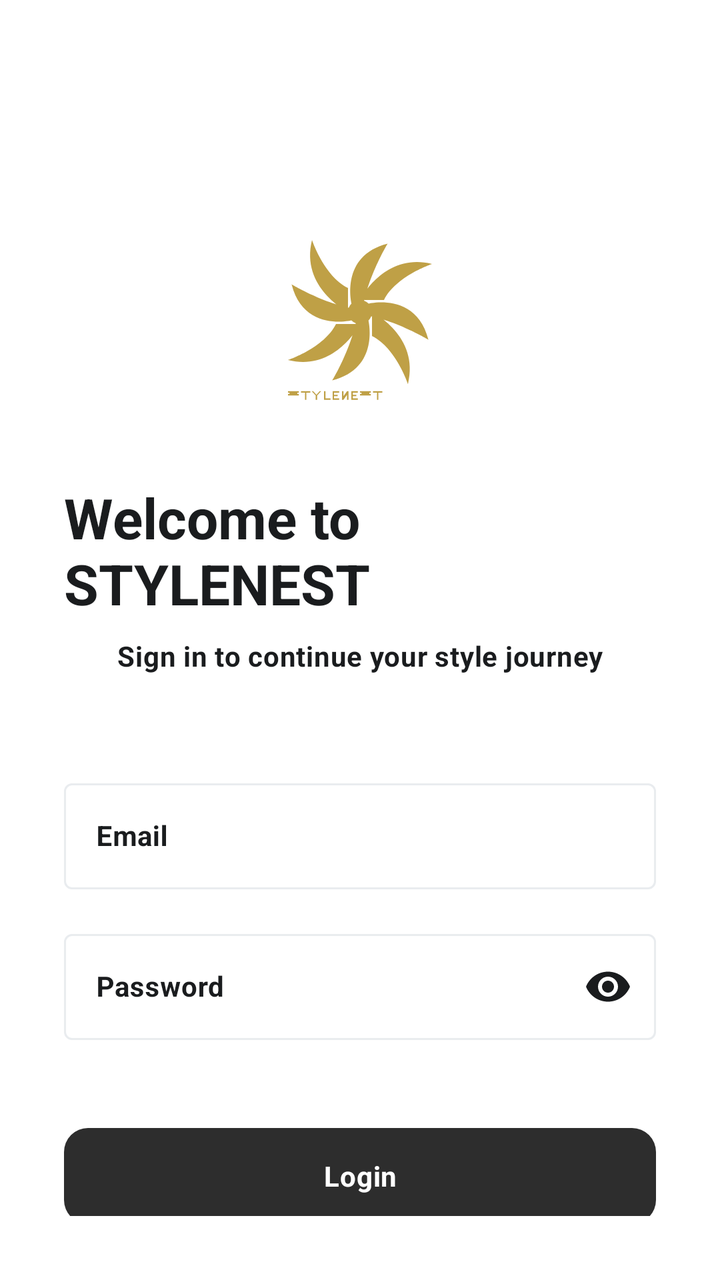
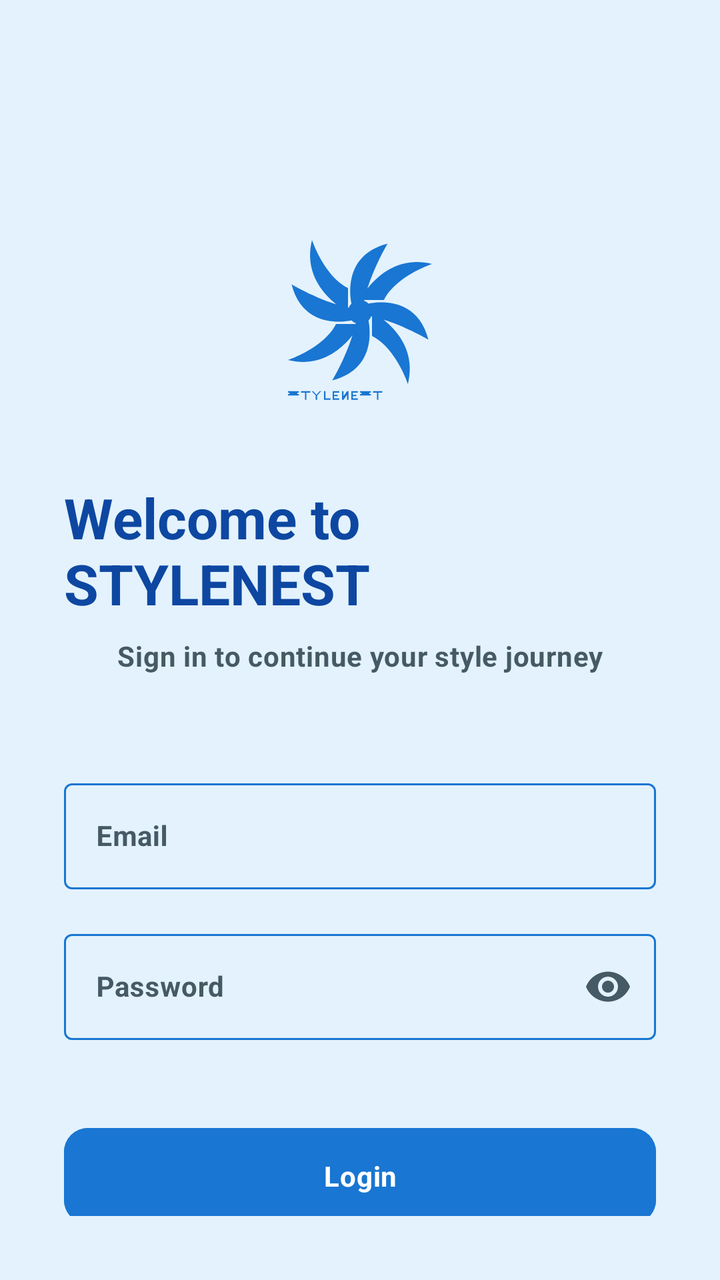

An Android layout rendered at two revisions. The XML below is the earlier revision; the diff shows what the commit changed to produce the second picture.
<!-- AndroidManifest.xml: application theme Theme.StyleNestBoutique -->
<!-- res/layout/fragment_login.xml -->
<?xml version="1.0" encoding="utf-8"?>
<androidx.constraintlayout.widget.ConstraintLayout xmlns:android="http://schemas.android.com/apk/res/android"
    xmlns:app="http://schemas.android.com/apk/res-auto"
    xmlns:tools="http://schemas.android.com/tools"
    android:layout_width="match_parent"
    android:layout_height="match_parent"
    android:background="?attr/colorSurface"
    android:padding="32dp">

    <ImageView
        android:id="@+id/logo"
        android:layout_width="120dp"
        android:layout_height="120dp"
        android:layout_marginTop="64dp"
        android:src="@drawable/ic_logo"
        app:layout_constraintEnd_toEndOf="parent"
        app:layout_constraintStart_toStartOf="parent"
        app:layout_constraintTop_toTopOf="parent"
        app:tint="@color/brand_gold" />

    <TextView
        android:id="@+id/title"
        android:layout_width="wrap_content"
        android:layout_height="wrap_content"
        android:layout_marginTop="24dp"
        android:text="Welcome to STYLENEST"
        android:textAppearance="?attr/textAppearanceHeadlineSmall"
        android:textStyle="bold"
        android:textColor="?attr/colorOnSurface"
        app:layout_constraintEnd_toEndOf="parent"
        app:layout_constraintStart_toStartOf="parent"
        app:layout_constraintTop_toBottomOf="@id/logo" />

    <TextView
        android:id="@+id/subtitle"
        android:layout_width="wrap_content"
        android:layout_height="wrap_content"
        android:layout_marginTop="8dp"
        android:text="Sign in to continue your style journey"
        android:textAppearance="?attr/textAppearanceBodyMedium"
        android:textColor="?attr/colorOnSurfaceVariant"
        app:layout_constraintEnd_toEndOf="parent"
        app:layout_constraintStart_toStartOf="parent"
        app:layout_constraintTop_toBottomOf="@id/title" />

    <com.google.android.material.textfield.TextInputLayout
        android:id="@+id/email_layout"
        style="@style/Widget.Material3.TextInputLayout.OutlinedBox"
        android:layout_width="match_parent"
        android:layout_height="wrap_content"
        android:layout_marginTop="48dp"
        android:hint="Email"
        app:layout_constraintTop_toBottomOf="@id/subtitle">

        <com.google.android.material.textfield.TextInputEditText
            android:id="@+id/email_edit_text"
            android:layout_width="match_parent"
            android:layout_height="wrap_content"
            android:inputType="textEmailAddress" />
    </com.google.android.material.textfield.TextInputLayout>

    <com.google.android.material.textfield.TextInputLayout
        android:id="@+id/password_layout"
        style="@style/Widget.Material3.TextInputLayout.OutlinedBox"
        android:layout_width="match_parent"
        android:layout_height="wrap_content"
        android:layout_marginTop="16dp"
        android:hint="Password"
        app:endIconMode="password_toggle"
        app:layout_constraintTop_toBottomOf="@id/email_layout">

        <com.google.android.material.textfield.TextInputEditText
            android:id="@+id/password_edit_text"
            android:layout_width="match_parent"
            android:layout_height="wrap_content"
            android:inputType="textPassword" />
    </com.google.android.material.textfield.TextInputLayout>

    <com.google.android.material.button.MaterialButton
        android:id="@+id/login_button"
        android:layout_width="match_parent"
        android:layout_height="56dp"
        android:layout_marginTop="40dp"
        android:text="Login"
        android:textColor="@color/white"
        android:textStyle="bold"
        app:backgroundTint="?attr/colorSecondary"
        app:cornerRadius="12dp"
        app:layout_constraintTop_toBottomOf="@id/password_layout" />

    <com.google.android.material.button.MaterialButton
        android:id="@+id/signup_button"
        style="@style/Widget.Material3.Button.TextButton"
        android:layout_width="match_parent"
        android:layout_height="wrap_content"
        android:layout_marginTop="12dp"
        android:text="Don't have an account? Sign Up"
        android:textColor="@color/brand_gold"
        app:layout_constraintTop_toBottomOf="@id/login_button" />

</androidx.constraintlayout.widget.ConstraintLayout>
<!-- resources referenced by this layout -->
<resources>
  <color name="brand_gold">#BFA046</color>
  <style name="Base.Theme.StyleNestBoutique" parent="Theme.Material3.DayNight.NoActionBar">
          
          <item name="colorPrimary">@color/brand_gold_dark</item> 
          <item name="colorOnPrimary">@color/white_pure</item>
          <item name="colorPrimaryContainer">@color/brand_gold_light</item>
          <item name="colorOnPrimaryContainer">@color/brand_gold_dark</item>
  
          
          <item name="colorSecondary">@color/charcoal</item>
          <item name="colorOnSecondary">@color/white_pure</item>
          <item name="colorSecondaryContainer">@color/gray_medium</item>
          <item name="colorOnSecondaryContainer">@color/black</item>
  
          
          <item name="android:windowBackground">@color/white_pure</item>
          <item name="colorSurface">@color/white_pure</item>
          <item name="colorOnSurface">@color/black</item>
          <item name="colorSurfaceVariant">@color/gray_light</item>
          <item name="colorOnSurfaceVariant">@color/black</item> 
          <item name="colorOutline">@color/gray_medium</item>
          <item name="colorOutlineVariant">@color/gray_medium</item>
  
          
          <item name="android:statusBarColor">@android:color/transparent</item>
          <item name="android:navigationBarColor">@android:color/transparent</item>
          <item name="android:windowLightStatusBar">true</item>
          <item name="android:windowLightNavigationBar" tools:targetApi="27">true</item>
  
          
          <item name="materialButtonStyle">@style/StyleNest.Button</item>
          <item name="chipStyle">@style/StyleNest.Chip</item>
  
          
          <item name="textAppearanceHeadlineLarge">@style/StyleNest.TextAppearance.Headline.Bold</item>
          <item name="textAppearanceHeadlineMedium">@style/StyleNest.TextAppearance.Headline.Bold</item>
          <item name="textAppearanceHeadlineSmall">@style/StyleNest.TextAppearance.Headline.Bold</item>
          <item name="textAppearanceTitleLarge">@style/StyleNest.TextAppearance.Title.Bold</item>
          <item name="textAppearanceTitleMedium">@style/StyleNest.TextAppearance.Title.Bold</item>
          <item name="textAppearanceTitleSmall">@style/StyleNest.TextAppearance.Title.Bold</item>
          <item name="textAppearanceBodyLarge">@style/StyleNest.TextAppearance.Body.Bold</item>
          <item name="textAppearanceBodyMedium">@style/StyleNest.TextAppearance.Body.Bold</item>
          <item name="textAppearanceBodySmall">@style/StyleNest.TextAppearance.Body.Bold</item>
          <item name="textAppearanceLabelLarge">@style/StyleNest.TextAppearance.Body.Bold</item>
          <item name="textAppearanceLabelMedium">@style/StyleNest.TextAppearance.Body.Bold</item>
          <item name="textAppearanceLabelSmall">@style/StyleNest.TextAppearance.Body.Bold</item>
      </style>
  <color name="brand_gold_dark">#8C7230</color>
  <color name="brand_gold_light">#F4EFE0</color>
  <color name="charcoal">#2D2D2D</color>
  <color name="gray_medium">#E9ECEF</color>
  <color name="black">#1A1C1E</color>
  <color name="gray_light">#F8F9FA</color>
  <style name="StyleNest.Button" parent="Widget.Material3.Button">
          <item name="cornerRadius">8dp</item>
          <item name="android:textStyle">bold</item>
      </style>
  <style name="StyleNest.Chip" parent="Widget.Material3.Chip.Assist">
          <item name="shapeAppearance">@style/ShapeAppearance.Material3.Corner.Small</item>
          <item name="android:textStyle">bold</item>
      </style>
  <style name="StyleNest.TextAppearance.Headline.Bold" parent="TextAppearance.Material3.HeadlineMedium">
          <item name="android:textStyle">bold</item>
          <item name="android:textColor">@color/brand_gold_dark</item> 
          <item name="android:fontFamily">sans-serif-medium</item>
      </style>
  <style name="StyleNest.TextAppearance.Title.Bold" parent="TextAppearance.Material3.TitleLarge">
          <item name="android:textStyle">bold</item>
          <item name="android:textColor">?attr/colorOnSurface</item>
          <item name="android:fontFamily">sans-serif-medium</item>
      </style>
  <style name="StyleNest.TextAppearance.Body.Bold" parent="TextAppearance.Material3.BodyMedium">
          <item name="android:textStyle">bold</item>
          <item name="android:textColor">?attr/colorOnSurface</item>
          <item name="android:fontFamily">sans-serif</item>
      </style>
  <!-- unchanged entries left out for length: 4 -->
</resources>

<!-- the commit's change to res/layout/fragment_login.xml (unified diff, before → after) -->
@@ -16,7 +16,7 @@
         app:layout_constraintEnd_toEndOf="parent"
         app:layout_constraintStart_toStartOf="parent"
         app:layout_constraintTop_toTopOf="parent"
-        app:tint="@color/brand_gold" />
+        app:tint="?attr/colorPrimary" />
 
     <TextView
         android:id="@+id/title"
@@ -84,7 +84,7 @@
         android:text="Login"
         android:textColor="@color/white"
         android:textStyle="bold"
-        app:backgroundTint="?attr/colorSecondary"
+        app:backgroundTint="?attr/colorPrimary"
         app:cornerRadius="12dp"
         app:layout_constraintTop_toBottomOf="@id/password_layout" />
 
@@ -95,7 +95,7 @@
         android:layout_height="wrap_content"
         android:layout_marginTop="12dp"
         android:text="Don't have an account? Sign Up"
-        android:textColor="@color/brand_gold"
+        android:textColor="?attr/colorPrimary"
         app:layout_constraintTop_toBottomOf="@id/login_button" />
 
 </androidx.constraintlayout.widget.ConstraintLayout>
<!-- resource entries referenced after the edit -->
@@ -1,32 +1,30 @@
 <!-- resources referenced by this layout -->
 <resources>
-  <color name="brand_gold">#BFA046</color>
   <style name="Base.Theme.StyleNestBoutique" parent="Theme.Material3.DayNight.NoActionBar">
           
-          <item name="colorPrimary">@color/brand_gold_dark</item> 
+          <item name="colorPrimary">@color/primary_blue</item>
           <item name="colorOnPrimary">@color/white_pure</item>
-          <item name="colorPrimaryContainer">@color/brand_gold_light</item>
-          <item name="colorOnPrimaryContainer">@color/brand_gold_dark</item>
+          <item name="colorPrimaryContainer">@color/secondary_blue</item>
+          <item name="colorOnPrimaryContainer">@color/primary_blue_dark</item>
   
           
-          <item name="colorSecondary">@color/charcoal</item>
+          <item name="colorSecondary">@color/primary_blue_dark</item>
           <item name="colorOnSecondary">@color/white_pure</item>
-          <item name="colorSecondaryContainer">@color/gray_medium</item>
-          <item name="colorOnSecondaryContainer">@color/black</item>
+          <item name="colorSecondaryContainer">@color/secondary_blue</item>
+          <item name="colorOnSecondaryContainer">@color/text_main</item>
   
           
-          <item name="android:windowBackground">@color/white_pure</item>
-          <item name="colorSurface">@color/white_pure</item>
-          <item name="colorOnSurface">@color/black</item>
-          <item name="colorSurfaceVariant">@color/gray_light</item>
-          <item name="colorOnSurfaceVariant">@color/black</item> 
-          <item name="colorOutline">@color/gray_medium</item>
-          <item name="colorOutlineVariant">@color/gray_medium</item>
+          <item name="android:windowBackground">@color/app_bg_blue</item>
+          <item name="colorSurface">@color/app_bg_blue</item>
+          <item name="colorOnSurface">@color/text_main</item>
+          <item name="colorSurfaceVariant">@color/secondary_blue</item>
+          <item name="colorOnSurfaceVariant">@color/text_secondary</item>
+          <item name="colorOutline">@color/primary_blue</item>
   
           
-          <item name="android:statusBarColor">@android:color/transparent</item>
-          <item name="android:navigationBarColor">@android:color/transparent</item>
-          <item name="android:windowLightStatusBar">true</item>
+          <item name="android:statusBarColor">@color/primary_blue</item>
+          <item name="android:navigationBarColor">@color/app_bg_blue</item>
+          <item name="android:windowLightStatusBar">false</item>
           <item name="android:windowLightNavigationBar" tools:targetApi="27">true</item>
   
           
@@ -47,33 +45,36 @@
           <item name="textAppearanceLabelMedium">@style/StyleNest.TextAppearance.Body.Bold</item>
           <item name="textAppearanceLabelSmall">@style/StyleNest.TextAppearance.Body.Bold</item>
       </style>
-  <color name="brand_gold_dark">#8C7230</color>
-  <color name="brand_gold_light">#F4EFE0</color>
-  <color name="charcoal">#2D2D2D</color>
-  <color name="gray_medium">#E9ECEF</color>
-  <color name="black">#1A1C1E</color>
-  <color name="gray_light">#F8F9FA</color>
+  <color name="primary_blue">#1976D2</color>
+  <color name="secondary_blue">#BBDEFB</color>
+  <color name="primary_blue_dark">#1565C0</color>
+  <color name="text_main">#0D47A1</color>
+  <color name="app_bg_blue">#E3F2FD</color>
+  <color name="text_secondary">#455A64</color>
   <style name="StyleNest.Button" parent="Widget.Material3.Button">
-          <item name="cornerRadius">8dp</item>
+          <item name="android:backgroundTint">@color/primary_blue</item>
+          <item name="android:textColor">@color/white_pure</item>
+          <item name="cornerRadius">12dp</item>
           <item name="android:textStyle">bold</item>
       </style>
   <style name="StyleNest.Chip" parent="Widget.Material3.Chip.Assist">
-          <item name="shapeAppearance">@style/ShapeAppearance.Material3.Corner.Small</item>
+          <item name="shapeAppearance">@style/ShapeAppearance.Material3.Corner.Medium</item>
           <item name="android:textStyle">bold</item>
+          <item name="chipBackgroundColor">@color/white_pure</item>
       </style>
   <style name="StyleNest.TextAppearance.Headline.Bold" parent="TextAppearance.Material3.HeadlineMedium">
           <item name="android:textStyle">bold</item>
-          <item name="android:textColor">@color/brand_gold_dark</item> 
+          <item name="android:textColor">@color/primary_blue</item>
           <item name="android:fontFamily">sans-serif-medium</item>
       </style>
   <style name="StyleNest.TextAppearance.Title.Bold" parent="TextAppearance.Material3.TitleLarge">
           <item name="android:textStyle">bold</item>
-          <item name="android:textColor">?attr/colorOnSurface</item>
+          <item name="android:textColor">@color/text_main</item>
           <item name="android:fontFamily">sans-serif-medium</item>
       </style>
   <style name="StyleNest.TextAppearance.Body.Bold" parent="TextAppearance.Material3.BodyMedium">
           <item name="android:textStyle">bold</item>
-          <item name="android:textColor">?attr/colorOnSurface</item>
+          <item name="android:textColor">@color/text_main</item>
           <item name="android:fontFamily">sans-serif</item>
       </style>
   <!-- unchanged entries left out for length: 4 -->
